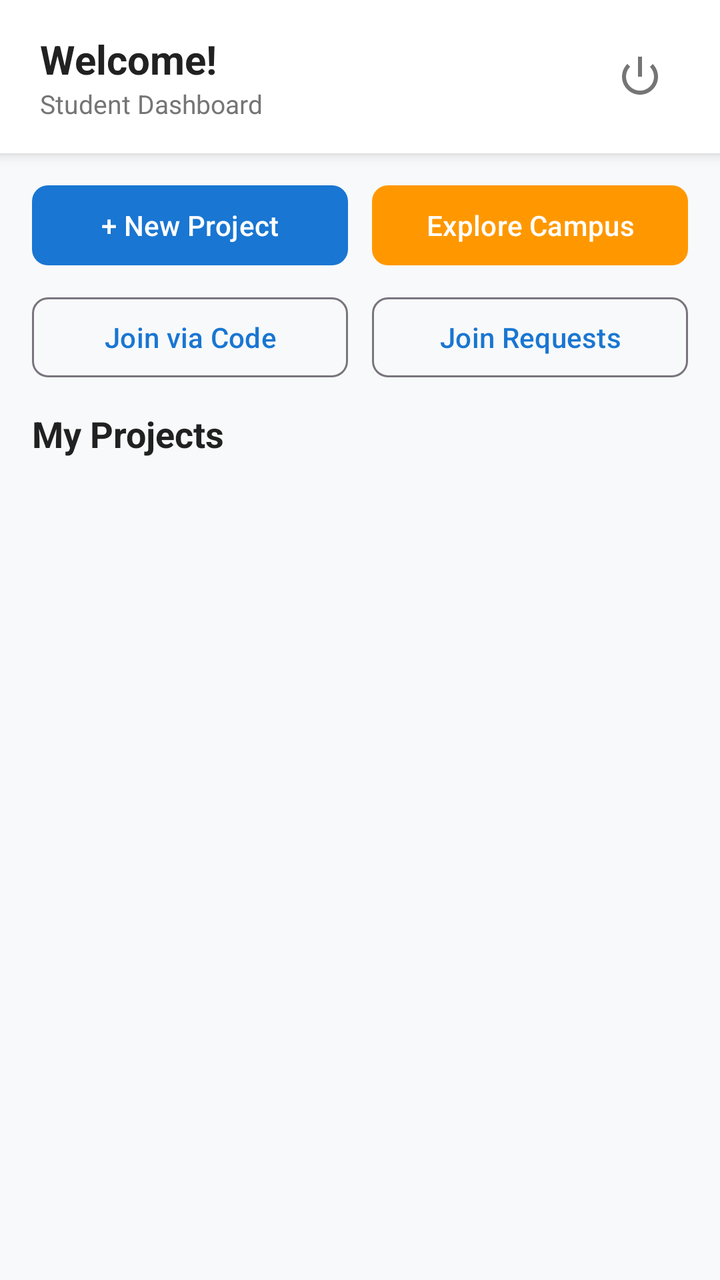
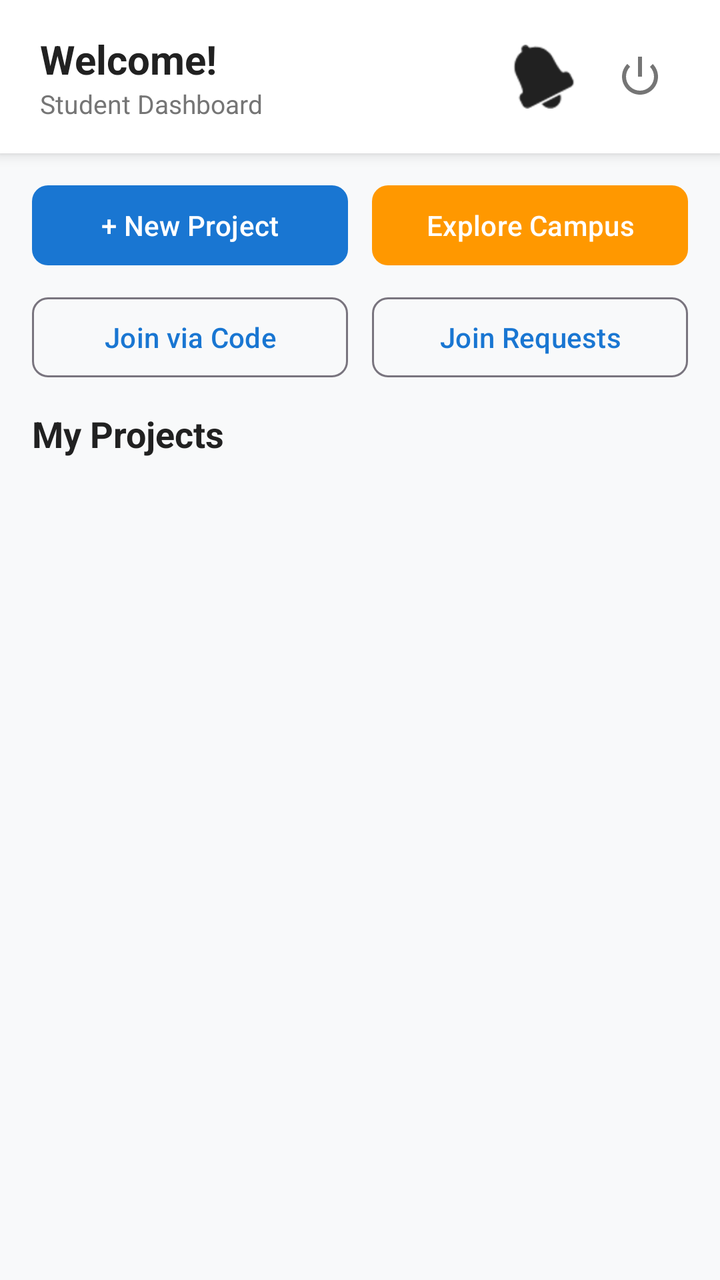

Two renders of the same Android screen: before a commit and after it. Below are the layout's source before the change and the commit's diff.
<!-- AndroidManifest.xml: application theme Theme.ProjectHub -->
<!-- res/layout/activity_main.xml -->
<?xml version="1.0" encoding="utf-8"?>
<androidx.coordinatorlayout.widget.CoordinatorLayout 
    xmlns:android="http://schemas.android.com/apk/res/android"
    xmlns:app="http://schemas.android.com/apk/res-auto"
    android:layout_width="match_parent"
    android:layout_height="match_parent"
    android:background="@color/background">

    <LinearLayout
        android:layout_width="match_parent"
        android:layout_height="match_parent"
        android:orientation="vertical">

        
        <LinearLayout
            android:layout_width="match_parent"
            android:layout_height="wrap_content"
            android:background="@color/surface"
            android:elevation="4dp"
            android:orientation="horizontal"
            android:paddingHorizontal="20dp"
            android:paddingVertical="16dp"
            android:gravity="center_vertical">

            <LinearLayout
                android:layout_width="0dp"
                android:layout_height="wrap_content"
                android:layout_weight="1"
                android:orientation="vertical">

                <TextView
                    android:id="@+id/tvGreeting"
                    android:layout_width="wrap_content"
                    android:layout_height="wrap_content"
                    android:text="Welcome!"
                    android:textSize="20sp"
                    android:textStyle="bold"
                    android:textColor="@color/text_primary" />

                <TextView
                    android:id="@+id/tvStudentInfo"
                    android:layout_width="wrap_content"
                    android:layout_height="wrap_content"
                    android:text="Student Dashboard"
                    android:textSize="13sp"
                    android:textColor="@color/text_secondary" />
            </LinearLayout>

            <ImageButton
                android:id="@+id/btnLogout"
                android:layout_width="40dp"
                android:layout_height="40dp"
                android:background="?android:attr/selectableItemBackgroundBorderless"
                android:src="@android:drawable/ic_lock_power_off"
                app:tint="@color/text_secondary" />
        </LinearLayout>

        
        <LinearLayout
            android:layout_width="match_parent"
            android:layout_height="wrap_content"
            android:orientation="vertical"
            android:paddingHorizontal="16dp"
            android:paddingTop="12dp"
            android:paddingBottom="4dp">

            <LinearLayout
                android:layout_width="match_parent"
                android:layout_height="wrap_content"
                android:orientation="horizontal">

                <com.google.android.material.button.MaterialButton
                    android:id="@+id/btnCreateProject"
                    android:layout_width="0dp"
                    android:layout_height="48dp"
                    android:layout_weight="1"
                    android:layout_marginEnd="6dp"
                    android:text="+ New Project"
                    app:cornerRadius="8dp" />

                <com.google.android.material.button.MaterialButton
                    android:id="@+id/btnExploreCampus"
                    android:layout_width="0dp"
                    android:layout_height="48dp"
                    android:layout_weight="1"
                    android:layout_marginStart="6dp"
                    android:text="Explore Campus"
                    app:backgroundTint="@color/accent"
                    app:cornerRadius="8dp" />
            </LinearLayout>

            <LinearLayout
                android:layout_width="match_parent"
                android:layout_height="wrap_content"
                android:layout_marginTop="8dp"
                android:orientation="horizontal">

                <com.google.android.material.button.MaterialButton
                    android:id="@+id/btnJoinProject"
                    style="@style/Widget.Material3.Button.OutlinedButton"
                    android:layout_width="0dp"
                    android:layout_height="48dp"
                    android:layout_weight="1"
                    android:layout_marginEnd="6dp"
                    android:text="Join via Code"
                    app:cornerRadius="8dp" />

                <com.google.android.material.button.MaterialButton
                    android:id="@+id/btnManageRequests"
                    style="@style/Widget.Material3.Button.OutlinedButton"
                    android:layout_width="0dp"
                    android:layout_height="48dp"
                    android:layout_weight="1"
                    android:layout_marginStart="6dp"
                    android:text="Join Requests"
                    app:cornerRadius="8dp" />
            </LinearLayout>
        </LinearLayout>

        <TextView
            android:layout_width="wrap_content"
            android:layout_height="wrap_content"
            android:text="My Projects"
            android:textSize="18sp"
            android:textStyle="bold"
            android:textColor="@color/text_primary"
            android:paddingHorizontal="16dp"
            android:paddingTop="8dp"
            android:paddingBottom="4dp" />

        <FrameLayout
            android:layout_width="match_parent"
            android:layout_height="0dp"
            android:layout_weight="1">

            <androidx.recyclerview.widget.RecyclerView
                android:id="@+id/rvProjects"
                android:layout_width="match_parent"
                android:layout_height="match_parent"
                android:clipToPadding="false"
                android:paddingBottom="16dp" />

            <TextView
                android:id="@+id/tvEmptyProjects"
                android:layout_width="wrap_content"
                android:layout_height="wrap_content"
                android:layout_gravity="center"
                android:text="No projects yet.\nCreate one or join using a code!"
                android:textAlignment="center"
                android:textColor="@color/text_secondary"
                android:textSize="16sp"
                android:visibility="gone" />

            <ProgressBar
                android:id="@+id/pbLoading"
                android:layout_width="wrap_content"
                android:layout_height="wrap_content"
                android:layout_gravity="center" />
        </FrameLayout>
    </LinearLayout>
</androidx.coordinatorlayout.widget.CoordinatorLayout>
<!-- resources referenced by this layout -->
<resources>
  <color name="accent">#FF9800</color>
  <color name="background">#F8F9FA</color>
  <color name="surface">#FFFFFF</color>
  <color name="text_primary">#212121</color>
  <color name="text_secondary">#757575</color>
  <style name="Theme.ProjectHub" parent="Theme.Material3.DayNight.NoActionBar">
          <item name="colorPrimary">@color/primary</item>
          <item name="colorPrimaryDark">@color/primary_dark</item>
          <item name="colorSecondary">@color/accent</item>
          <item name="android:statusBarColor">@color/primary_dark</item>
          <item name="android:windowBackground">@color/background</item>
      </style>
  <color name="primary">#1976D2</color>
  <color name="primary_dark">#0D47A1</color>
</resources>

<!-- the commit's change to res/layout/activity_main.xml (unified diff, before → after) -->
@@ -45,6 +45,35 @@
                     android:textSize="13sp"
                     android:textColor="@color/text_secondary" />
             </LinearLayout>
+
+            
+            <FrameLayout
+                android:layout_width="40dp"
+                android:layout_height="40dp"
+                android:layout_marginEnd="8dp">
+
+                <ImageButton
+                    android:id="@+id/btnNotifications"
+                    android:layout_width="match_parent"
+                    android:layout_height="match_parent"
+                    android:background="?android:attr/selectableItemBackgroundBorderless"
+                    android:src="@android:drawable/ic_popup_reminder"
+                    app:tint="@color/text_primary" />
+
+                <TextView
+                    android:id="@+id/tvNotificationBadge"
+                    android:layout_width="16dp"
+                    android:layout_height="16dp"
+                    android:layout_gravity="top|end"
+                    android:background="@drawable/bg_avatar_circle"
+                    android:backgroundTint="@color/priority_urgent"
+                    android:textColor="@color/surface"
+                    android:textSize="10sp"
+                    android:textStyle="bold"
+                    android:gravity="center"
+                    android:visibility="gone"
+                    android:text="1" />
+            </FrameLayout>
 
             <ImageButton
                 android:id="@+id/btnLogout"
<!-- resource entries referenced after the edit -->
@@ -2,9 +2,16 @@
 <resources>
   <color name="accent">#FF9800</color>
   <color name="background">#F8F9FA</color>
+  <color name="priority_urgent">#D32F2F</color>
   <color name="surface">#FFFFFF</color>
   <color name="text_primary">#212121</color>
   <color name="text_secondary">#757575</color>
+  <!-- drawable bg_avatar_circle (drawable) -->
+  <?xml version="1.0" encoding="utf-8"?>
+  <shape xmlns:android="http://schemas.android.com/apk/res/android"
+      android:shape="oval">
+      <solid android:color="@color/primary" />
+  </shape>
   <style name="Theme.ProjectHub" parent="Theme.Material3.DayNight.NoActionBar">
           <item name="colorPrimary">@color/primary</item>
           <item name="colorPrimaryDark">@color/primary_dark</item>
